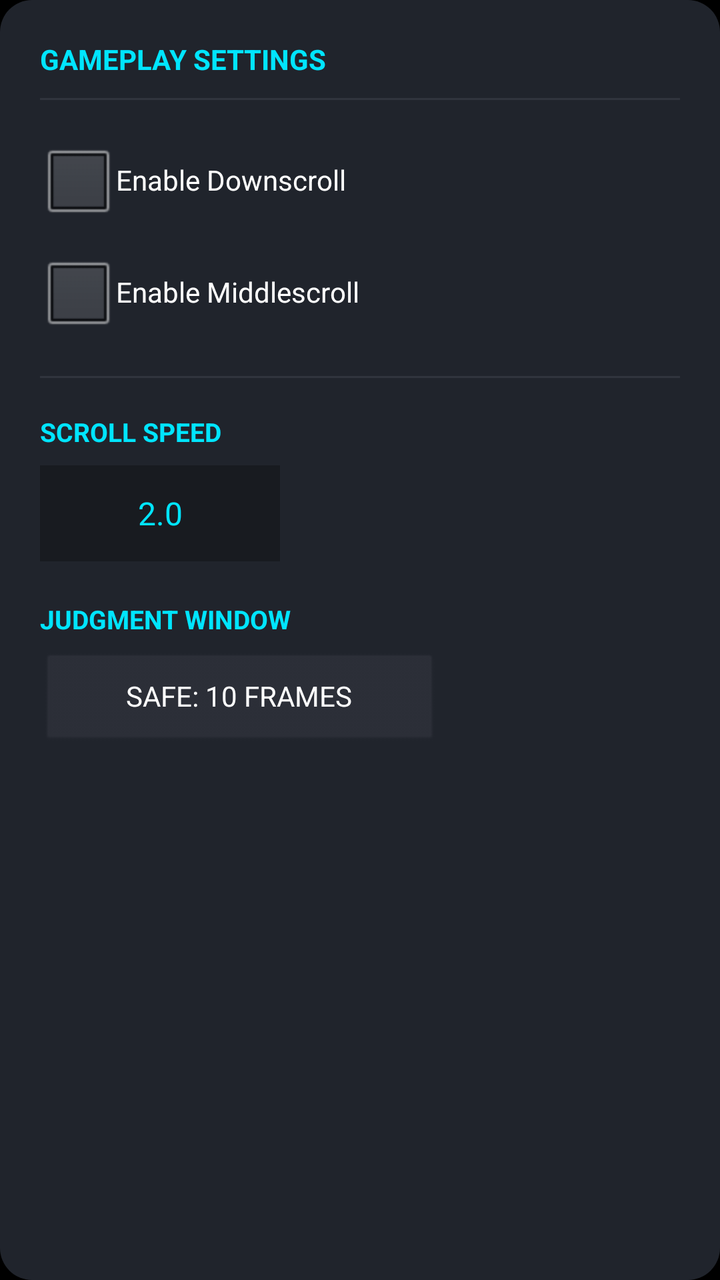
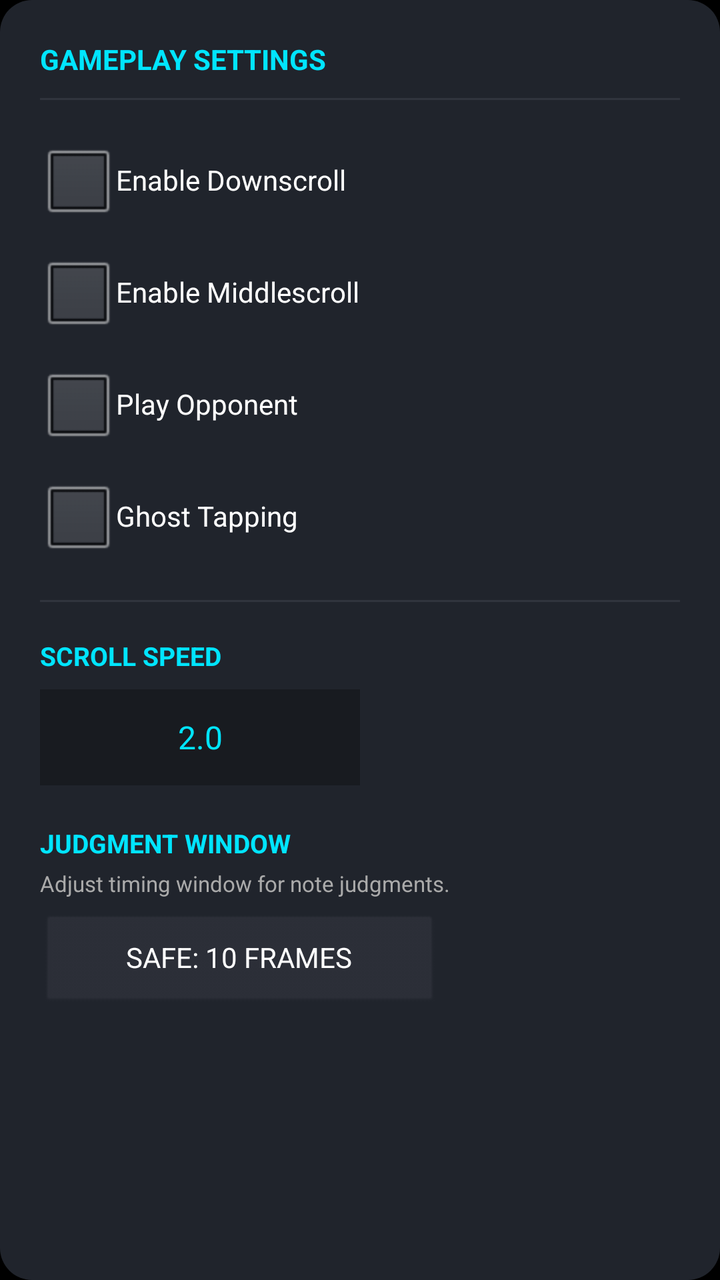

An Android layout rendered at two revisions. The XML below is the earlier revision; the diff shows what the commit changed to produce the second picture.
<!-- AndroidManifest.xml: application theme android:Theme.NoTitleBar.Fullscreen -->
<!-- res/layout/layout_gameplay.xml -->
<?xml version="1.0" encoding="utf-8"?>
<LinearLayout xmlns:android="http://schemas.android.com/apk/res/android"
    android:id="@+id/cardGameplay"
    android:layout_width="match_parent"
    android:layout_height="wrap_content"
    android:orientation="vertical"
    android:background="@drawable/card_background"
    android:padding="20dp"
    android:layout_marginBottom="16dp">

    

    <TextView
        android:layout_width="wrap_content"
        android:layout_height="wrap_content"
        android:text="GAMEPLAY SETTINGS"
        android:textStyle="bold"
        android:textColor="#00E5FF"
        android:textSize="14sp"/>

    <View
        android:layout_width="match_parent"
        android:layout_height="1dp"
        android:background="#30343D"
        android:layout_marginTop="10dp"
        android:layout_marginBottom="16dp"/>

    

    <CheckBox
        android:id="@+id/chkDownscroll"
        android:layout_width="wrap_content"
        android:layout_height="wrap_content"
        android:text="Enable Downscroll"
        android:textColor="#FFFFFF"
        android:textSize="14sp"/>

    <CheckBox
        android:id="@+id/chkMiddlescroll"
        android:layout_width="wrap_content"
        android:layout_height="wrap_content"
        android:text="Enable Middlescroll"
        android:textColor="#FFFFFF"
        android:textSize="14sp"
        android:layout_marginTop="8dp"/>

    <CheckBox
        android:id="@+id/chkModcharts"
        android:layout_width="wrap_content"
        android:layout_height="wrap_content"
        android:text="Enable Lua Modcharts"
        android:textColor="#FFFFFF"
        android:textSize="14sp"
        android:visibility="gone"
        android:layout_marginTop="8dp"/>

    

    <View
        android:layout_width="match_parent"
        android:layout_height="1dp"
        android:background="#30343D"
        android:layout_marginTop="18dp"
        android:layout_marginBottom="18dp"/>

    

    <TextView
        android:layout_width="wrap_content"
        android:layout_height="wrap_content"
        android:text="SCROLL SPEED"
        android:textStyle="bold"
        android:textColor="#00E5FF"
        android:textSize="13sp"/>

    <EditText
        android:id="@+id/edtScrollSpeed"
        android:layout_width="120dp"
        android:layout_height="48dp"
        android:text="2.0"
        android:textColor="#00E5FF"
        android:textSize="16sp"
        android:gravity="center"
        android:inputType="numberDecimal"
        android:background="#181B20"
        android:layout_marginTop="8dp"/>

    

    <TextView
        android:layout_width="wrap_content"
        android:layout_height="wrap_content"
        android:text="JUDGMENT WINDOW"
        android:textStyle="bold"
        android:textColor="#00E5FF"
        android:textSize="13sp"
        android:layout_marginTop="20dp"/>

    <Button
        android:id="@+id/btnSafeFrames"
        android:layout_width="200dp"
        android:layout_height="48dp"
        android:text="SAFE: 10 FRAMES"
        android:textAllCaps="false"
        android:textColor="#FFFFFF"
        android:backgroundTint="#2C2F38"
        android:layout_marginTop="8dp"/>

</LinearLayout>
<!-- resources referenced by this layout -->
<resources>
  <!-- drawable card_background (drawable) -->
  <shape xmlns:android="http://schemas.android.com/apk/res/android">
  
      <solid android:color="#20242C"/>
  
      <corners android:radius="16dp"/>
  
  </shape>
</resources>

<!-- the commit's change to res/layout/layout_gameplay.xml (unified diff, before → after) -->
@@ -45,6 +45,24 @@
         android:layout_marginTop="8dp"/>
 
     <CheckBox
+        android:id="@+id/chkPlayOpponent"
+        android:layout_width="wrap_content"
+        android:layout_height="wrap_content"
+        android:text="Play Opponent"
+        android:textColor="#FFFFFF"
+        android:textSize="14sp"
+        android:layout_marginTop="8dp"/>
+
+    <CheckBox
+        android:id="@+id/chkGhostTap"
+        android:layout_width="wrap_content"
+        android:layout_height="wrap_content"
+        android:text="Ghost Tapping"
+        android:textColor="#FFFFFF"
+        android:textSize="14sp"
+        android:layout_marginTop="8dp"/>
+
+    <CheckBox
         android:id="@+id/chkModcharts"
         android:layout_width="wrap_content"
         android:layout_height="wrap_content"
@@ -75,7 +93,7 @@
 
     <EditText
         android:id="@+id/edtScrollSpeed"
-        android:layout_width="120dp"
+        android:layout_width="160dp"
         android:layout_height="48dp"
         android:text="2.0"
         android:textColor="#00E5FF"
@@ -96,6 +114,14 @@
         android:textSize="13sp"
         android:layout_marginTop="20dp"/>
 
+    <TextView
+        android:layout_width="wrap_content"
+        android:layout_height="wrap_content"
+        android:text="Adjust timing window for note judgments."
+        android:textColor="#AAAAAA"
+        android:textSize="11sp"
+        android:layout_marginTop="4dp"/>
+
     <Button
         android:id="@+id/btnSafeFrames"
         android:layout_width="200dp"
